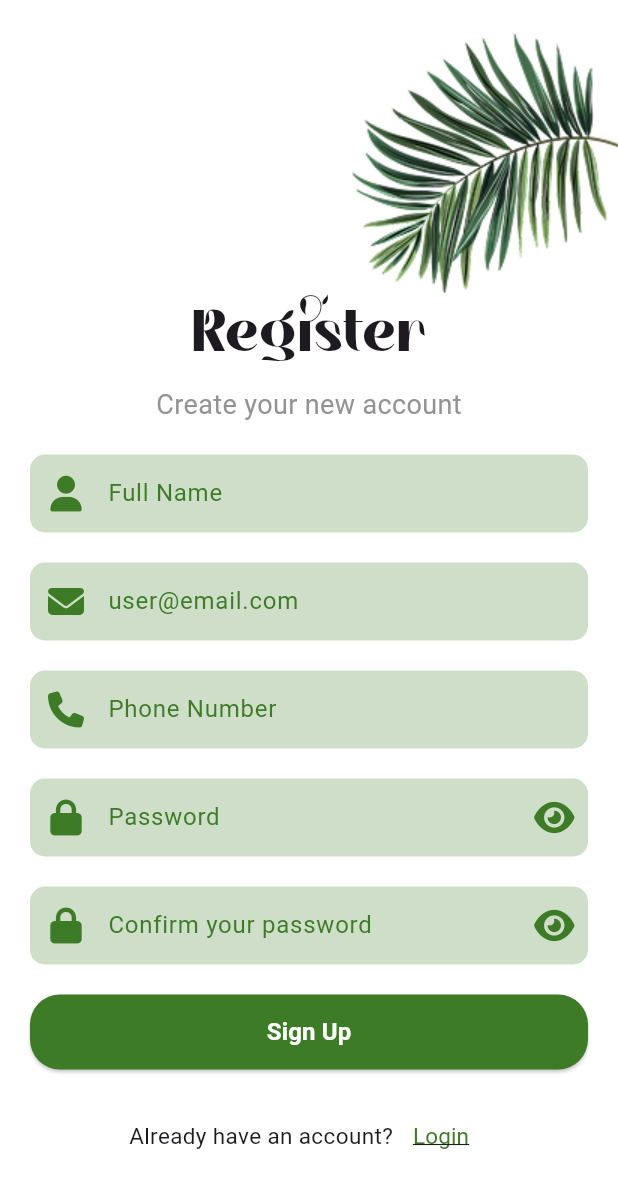
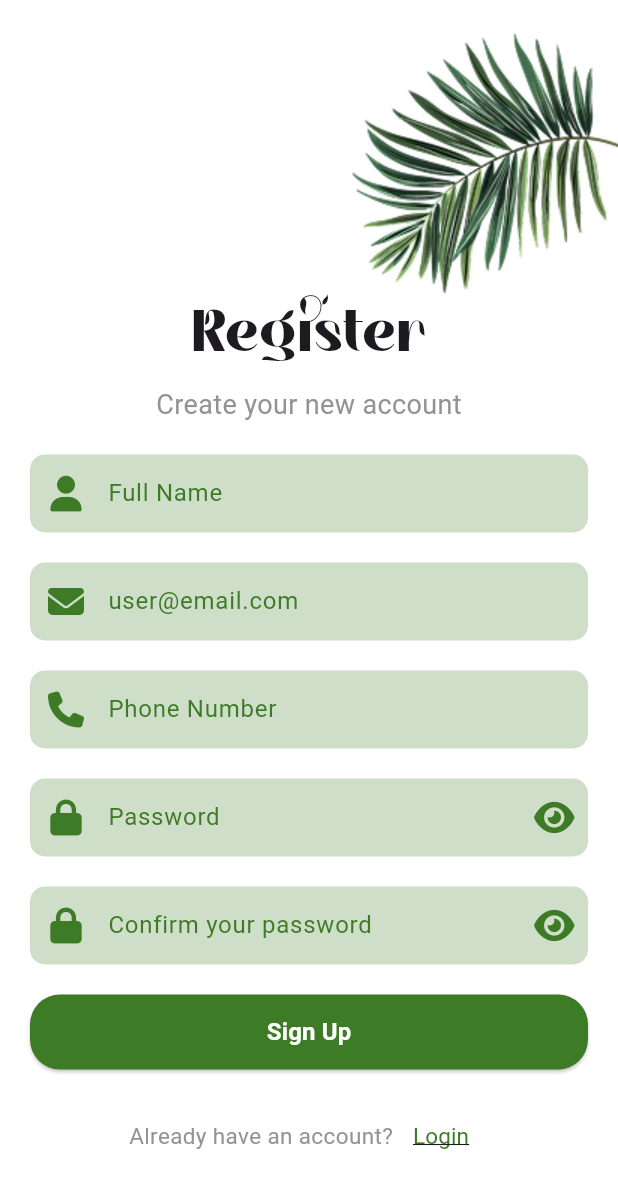
Before and after one commit to EsAm1973/Mazraaty, a Flutter app: the LoginView screen opened by its route, after a tap on "Login", after a tap on "Sign Up", on a phone screen of 412 x 824 dp. Shown: the top 1188 px of the screen. Run offline on Flutter 3.47's test engine with Material 3 defaults, Android fonts, the phone set to English and light mode, and no system bars; our stand-ins replace font_awesome_flutter, go_router, google_fonts, image_picker; Roboto replaces fonts that are missing (Inder).

Commit message:
make some changes in text in login and sign up

```diff
--- a/lib/Features/authentication/presentation/views/widgets/login_goto_signup.dart
+++ b/lib/Features/authentication/presentation/views/widgets/login_goto_signup.dart
@@ -12,9 +12,11 @@ class LoginGoToSignUpScreen extends StatelessWidget {
     return Row(
       mainAxisAlignment: MainAxisAlignment.center,
       children: [
-        const Text(
+        Text(
           'Don\'t have an account?',
-          style: Styles.textStyle15,
+          style: Styles.textStyle15.copyWith(
+            color: const Color(0xff939393),
+          ),
         ),
         TextButton(
           child: Text(
--- a/lib/Features/authentication/presentation/views/widgets/login_or_signwith.dart
+++ b/lib/Features/authentication/presentation/views/widgets/login_or_signwith.dart
@@ -17,11 +17,13 @@ class OrSignWithWidget extends StatelessWidget {
               height: 40,
             ),
           ),
-          const Padding(
-            padding: EdgeInsets.symmetric(horizontal: 15.0),
+          Padding(
+            padding: const EdgeInsets.symmetric(horizontal: 15.0),
             child: Text(
               'Or sign in with',
-              style: Styles.textStyle16,
+              style: Styles.textStyle16.copyWith(
+                color: const Color(0xff939393),
+              ),
             ),
           ),
           Expanded(
--- a/lib/Features/authentication/presentation/views/widgets/signup_move_to_login.dart
+++ b/lib/Features/authentication/presentation/views/widgets/signup_move_to_login.dart
@@ -12,7 +12,12 @@ class SignUpMoveToLogin extends StatelessWidget {
     return Row(
       mainAxisAlignment: MainAxisAlignment.center,
       children: [
-        const Text('Already have an account?', style: Styles.textStyle15),
+        Text(
+          'Already have an account?',
+          style: Styles.textStyle15.copyWith(
+            color: const Color(0xff939393),
+          ),
+        ),
         TextButton(
           child: Text('Login',
               style: Styles.textStyle15.copyWith(
```
